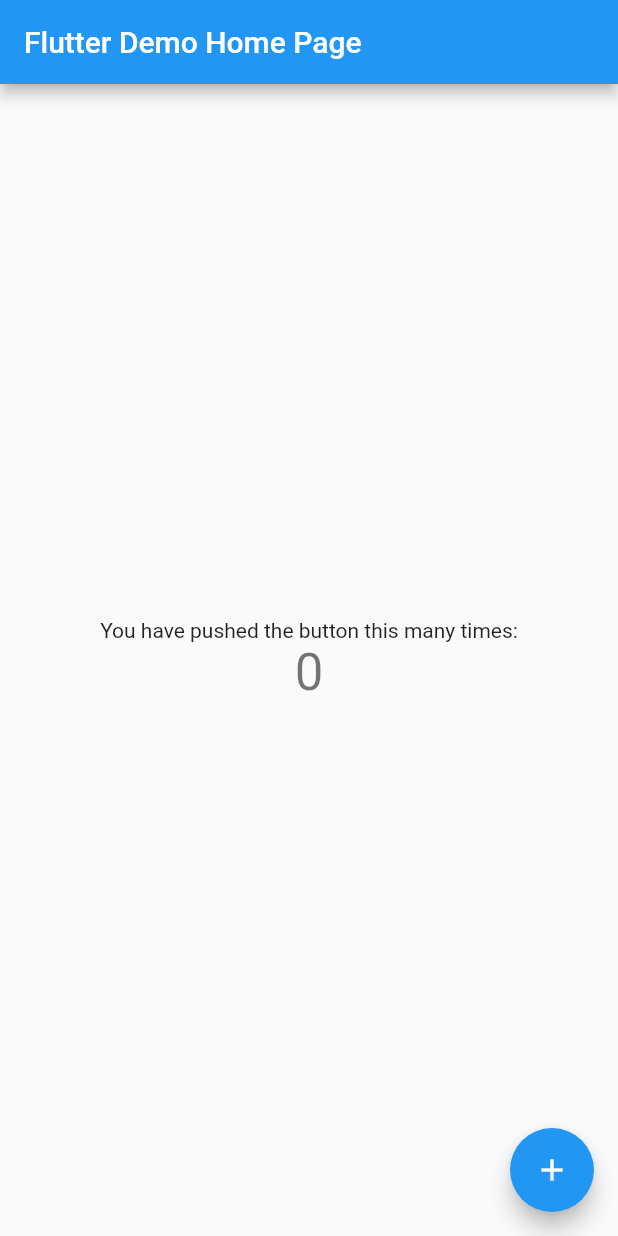
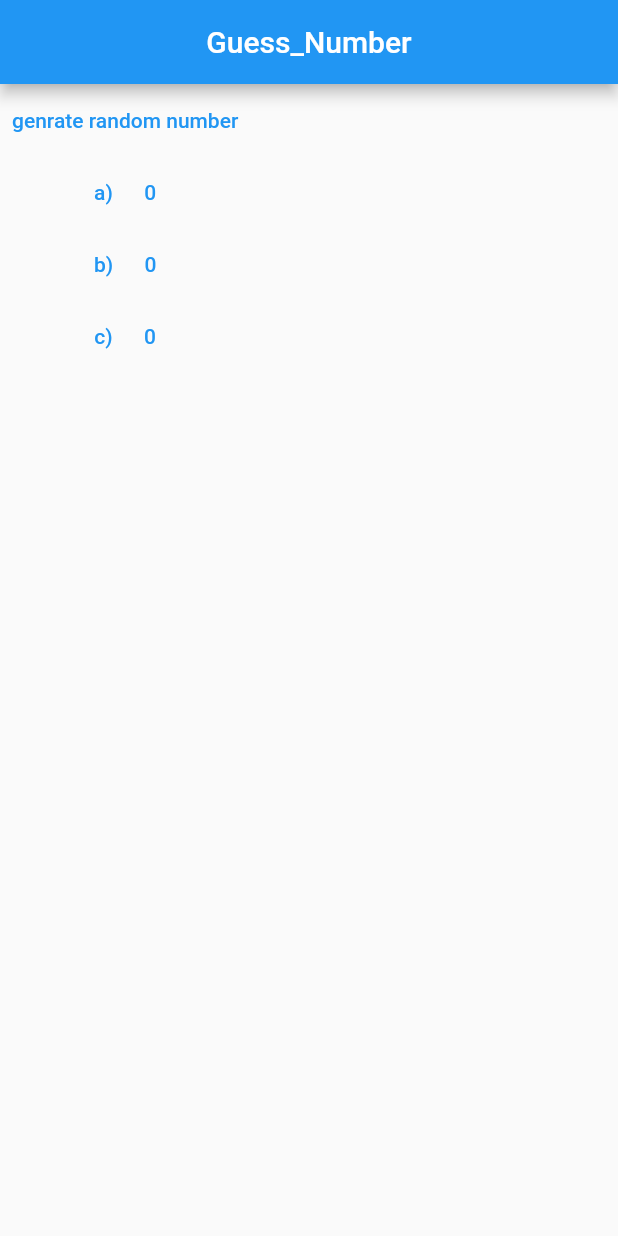
Before and after one commit to zeeshi045/Flutter-Projects, a Flutter app: the screen it shows after launch, on a phone screen of 412 x 824 dp. Run offline on Flutter 3.47's test engine with Material 2 defaults, Android fonts, the phone set to English and light mode, and no system bars; our stand-ins replace animated_background, assets_audio_player, auto_size_text, get.

```diff
--- a/guess_game/lib/main.dart
+++ b/guess_game/lib/main.dart
@@ -1,115 +1,120 @@
 import 'package:flutter/material.dart';
+import 'dart:math';
+void main() {
+  runApp(const guess_game());
+}
+class guess_game extends StatefulWidget {
+  const guess_game({Key? key}) : super(key: key);
+  @override
+  State<guess_game> createState() => _guess_gameState();
+}
+class _guess_gameState extends State<guess_game> {
+  @override
+  int x=0;
+  int num1=0;
+  int num2=0;
+  int num3=0;
+  int bt1=0;
+  int bt2=0;
+  int bt3=0;
+  int num4=0;
+  Widget build(BuildContext context) {
+    return  MaterialApp(
+        debugShowCheckedModeBanner: false,
+        home: Scaffold(
+          appBar: AppBar(
+            centerTitle: true,
+              title:Text('Guess_Number'),
+            ),
+          body: Container(
+              child:Column(
+                children: [
+                  TextButton(
+                    onPressed: (){
+                      Random random = new Random();
+                      num1 = random.nextInt(100) + 1;
+                      print(num1);
+                      Random random2 = new Random();
+                      num2 = random2.nextInt(100) + 1;
+                      print(num2);
+                      Random random3 = new Random();
+                      num3 = random3.nextInt(100) + 1;
+                      print(num3);
+                      Random priority = new Random();
+                      num4 = priority.nextInt(3) + 1;
+                      print(num4);
+                      x=1;
+                      if(num4==1){
+                        setState(() {
+                          bt1=num2;
+                          bt2=num3;
+                          bt3=num1;
+                        });
 
-void main() {
-  runApp(const MyApp());
-}
+                      }
+                      if(num4==2){
+                        setState(() {
 
-class MyApp extends StatelessWidget {
-  const MyApp({super.key});
+                          bt1=num1;
+                          bt2=num2;
+                          bt3=num3;
+                        });
+                      }
+                      if(num4==3) {
+                        setState(() {
+                          bt1 = num3;
+                          bt2 = num1;
+                          bt3 = num2;
+                        });
+                      };
 
-  // This widget is the root of your application.
-  @override
-  Widget build(BuildContext context) {
-    return MaterialApp(
-      title: 'Flutter Demo',
-      theme: ThemeData(
-        // This is the theme of your application.
-        //
-        // Try running your application with "flutter run". You'll see the
-        // application has a blue toolbar. Then, without quitting the app, try
-        // changing the primarySwatch below to Colors.green and then invoke
-        // "hot reload" (press "r" in the console where you ran "flutter run",
-        // or simply save your changes to "hot reload" in a Flutter IDE).
-        // Notice that the counter didn't reset back to zero; the application
-        // is not restarted.
-        primarySwatch: Colors.blue,
-      ),
-      home: const MyHomePage(title: 'Flutter Demo Home Page'),
+                    },
+                    child: Text("genrate random number"),
+                  ),
+
+                  TextButton(
+                    onPressed: () {
+                      if (x == 1) {
+                        if (bt1 == num1) {
+                          print("correct");
+                        }
+                        else
+                          print("wrong");
+                      }
+
+                    },
+                    child: Text("a)      $bt1"),
+                  ),
+                  TextButton(
+                    onPressed: (){
+                      if(x==1) {
+                        if (bt2 == num1) {
+                          print("correct");
+                        }
+                        else
+                          print("wrong");
+                      }
+
+                    },
+                    child: Text("b)      $bt2"),
+                  ),
+                  TextButton(
+                    onPressed: (){
+                      if(x==1) {
+                        if (bt3 == num1) {
+                          print("correct");
+                        }
+                        else
+                          print("wrong");
+                      }
+                    },
+                    child: Text("c)      $bt3"),
+                  ),
+                ],
+              )
+          ),
+        )
     );
+
   }
 }
-
-class MyHomePage extends StatefulWidget {
-  const MyHomePage({super.key, required this.title});
-
-  // This widget is the home page of your application. It is stateful, meaning
-  // that it has a State object (defined below) that contains fields that affect
-  // how it looks.
-
-  // This class is the configuration for the state. It holds the values (in this
-  // case the title) provided by the parent (in this case the App widget) and
-  // used by the build method of the State. Fields in a Widget subclass are
-  // always marked "final".
-
-  final String title;
-
-  @override
-  State<MyHomePage> createState() => _MyHomePageState();
-}
-
-class _MyHomePageState extends State<MyHomePage> {
-  int _counter = 0;
-
-  void _incrementCounter() {
-    setState(() {
-      // This call to setState tells the Flutter framework that something has
-      // changed in this State, which causes it to rerun the build method below
-      // so that the display can reflect the updated values. If we changed
-      // _counter without calling setState(), then the build method would not be
-      // called again, and so nothing would appear to happen.
-      _counter++;
-    });
-  }
-
-  @override
-  Widget build(BuildContext context) {
-    // This method is rerun every time setState is called, for instance as done
-    // by the _incrementCounter method above.
-    //
-    // The Flutter framework has been optimized to make rerunning build methods
-    // fast, so that you can just rebuild anything that needs updating rather
-    // than having to individually change instances of widgets.
-    return Scaffold(
-      appBar: AppBar(
-        // Here we take the value from the MyHomePage object that was created by
-        // the App.build method, and use it to set our appbar title.
-        title: Text(widget.title),
-      ),
-      body: Center(
-        // Center is a layout widget. It takes a single child and positions it
-        // in the middle of the parent.
-        child: Column(
-          // Column is also a layout widget. It takes a list of children and
-          // arranges them vertically. By default, it sizes itself to fit its
-          // children horizontally, and tries to be as tall as its parent.
-          //
-          // Invoke "debug painting" (press "p" in the console, choose the
-          // "Toggle Debug Paint" action from the Flutter Inspector in Android
-          // Studio, or the "Toggle Debug Paint" command in Visual Studio Code)
-          // to see the wireframe for each widget.
-          //
-          // Column has various properties to control how it sizes itself and
-          // how it positions its children. Here we use mainAxisAlignment to
-          // center the children vertically; the main axis here is the vertical
-          // axis because Columns are vertical (the cross axis would be
-          // horizontal).
-          mainAxisAlignment: MainAxisAlignment.center,
-          children: <Widget>[
-            const Text(
-              'You have pushed the button this many times:',
-            ),
-            Text(
-              '$_counter',
-              style: Theme.of(context).textTheme.headline4,
-            ),
-          ],
-        ),
-      ),
-      floatingActionButton: FloatingActionButton(
-        onPressed: _incrementCounter,
-        tooltip: 'Increment',
-        child: const Icon(Icons.add),
-      ), // This trailing comma makes auto-formatting nicer for build methods.
-    );
-  }
-}
```
